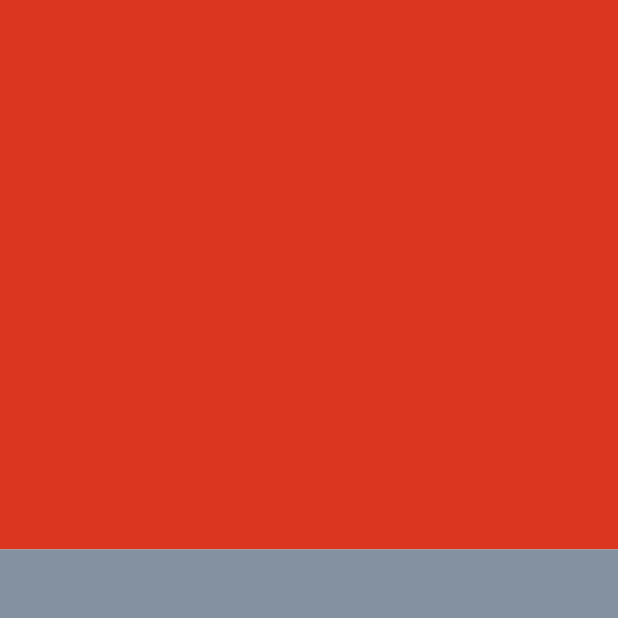
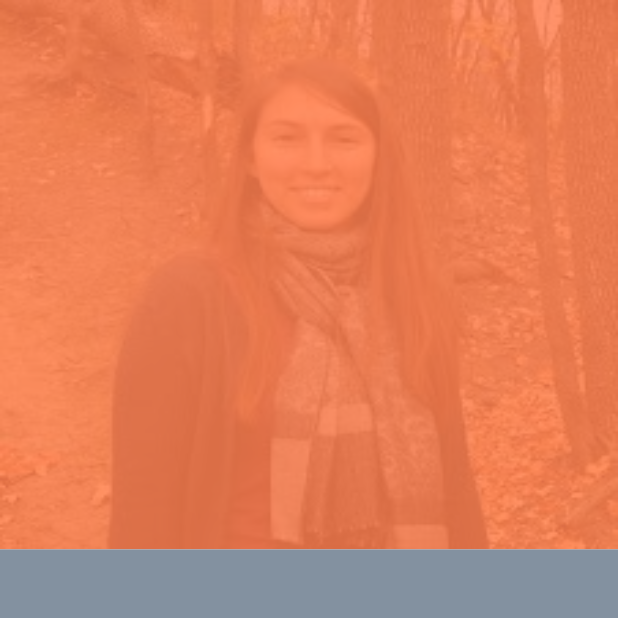
Before and after one commit to jrpacheco/datingapp, a Flutter app: the screen it shows after launch, on a phone screen of 412 x 824 dp, the top half of it. Run offline on Flutter 3.47's test engine with Material 2 defaults, Android fonts, the phone set to English and light mode, and no system bars.

Commit message:
Adicionando image com opacidade

```diff
--- /dev/null
+++ b/lib/commons/opaque_Image.dart
@@ -0,0 +1,25 @@
+import 'package:dating_app/styleguide/colors.dart';
+import 'package:flutter/material.dart';
+
+class OpaqueImage extends StatelessWidget {
+  final imageUrl;
+
+  const OpaqueImage({Key key, @required this.imageUrl}) : super(key: key);
+
+  @override
+  Widget build(BuildContext context) {
+    return Stack(
+      children: <Widget>[
+        Image.asset(
+          imageUrl,
+          width: double.maxFinite,
+          height: double.maxFinite,
+          fit: BoxFit.fill,
+        ),
+        Container(
+          color: primaryColorOpacity.withOpacity(.85),
+        ),
+      ],
+    );
+  }
+}
--- a/lib/pages/profile_page.dart
+++ b/lib/pages/profile_page.dart
@@ -1,3 +1,4 @@
+import 'package:dating_app/commons/opaque_Image.dart';
 import 'package:dating_app/styleguide/colors.dart';
 import 'package:flutter/material.dart';
 
@@ -9,8 +10,21 @@ class ProfilePage extends StatelessWidget {
         children: <Widget>[
           Column(
             children: <Widget>[
-              Expanded(flex: 4,child: Container(color: primaryColor,),),
-              Expanded(flex: 5,child: Container(color: secondaryTextColor,),)
+              Expanded(
+                  flex: 4,
+                  child: Stack(
+                    children: <Widget>[
+                      OpaqueImage(
+                        imageUrl: 'assets/images/anne.jpeg',
+                      )
+                    ],
+                  )),
+              Expanded(
+                flex: 5,
+                child: Container(
+                  color: secondaryTextColor,
+                ),
+              )
             ],
           )
         ],
```
